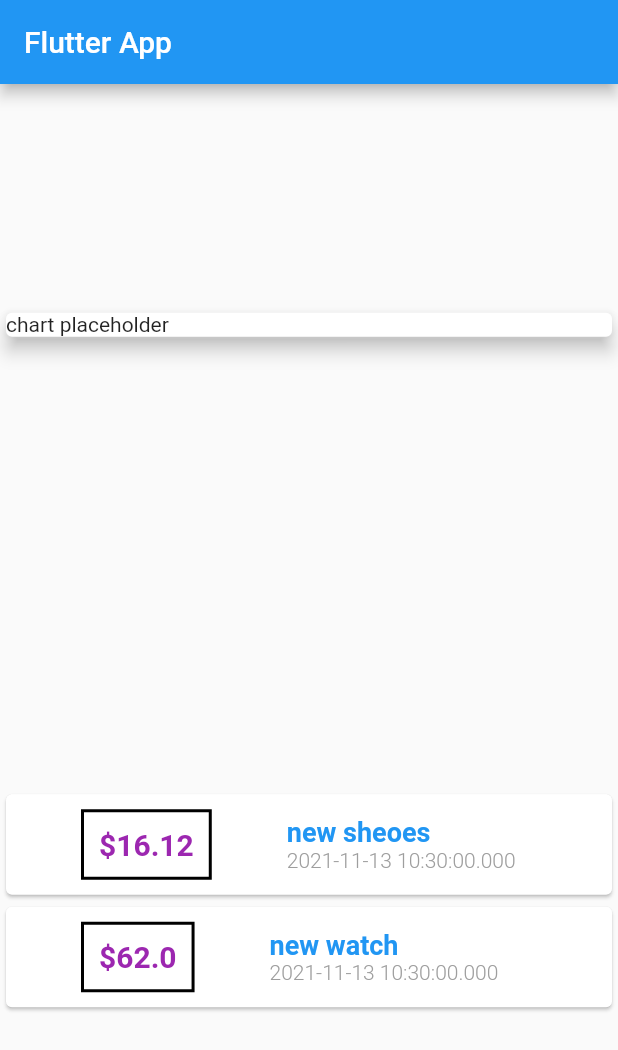
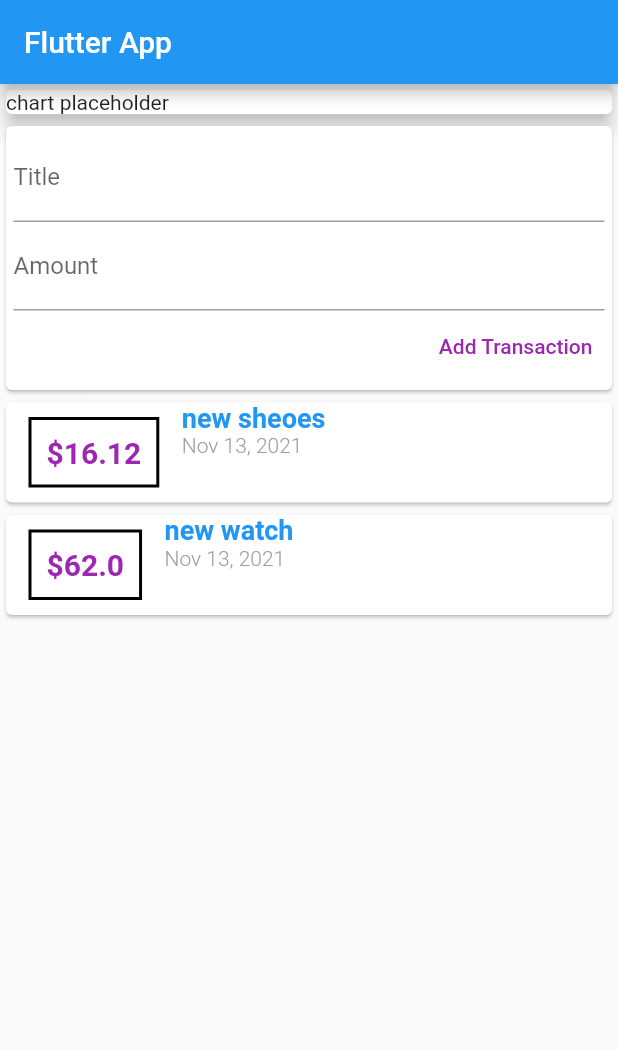
Before and after one commit to Nirol/flutter_budget_app, a Flutter app: the screen it shows after launch, on a phone screen of 412 x 824 dp. Shown: the top 1050 px of the screen. Run offline on Flutter 3.47's test engine with Material 2 defaults, Android fonts, the phone set to English and light mode, and no system bars.

Commit message:
splitting into widgets, creating state and new tx handler

```diff
--- a/lib/main.dart
+++ b/lib/main.dart
@@ -1,5 +1,6 @@
 import 'package:flutter/material.dart';
-import './transaction.dart';
+
+import 'widgets/user_transactions_wrapper.dart';
 
 void main() => runApp(MyApp());
 
@@ -14,11 +15,6 @@ class MyApp extends StatelessWidget {
 }
 
 class MyHomePage extends StatelessWidget {
-  final List<Transaction> transactions = [
-    Transaction(
-        id: 't1', title: 'new sheoes', amount: 16.12, date: DateTime.now()),
-    Transaction(id: 't2', title: 'new watch', amount: 62, date: DateTime.now()),
-  ];
   @override
   Widget build(BuildContext context) {
     return Scaffold(
@@ -26,7 +22,6 @@ class MyHomePage extends StatelessWidget {
           title: Text('Flutter App'),
         ),
         body: Column(
-          mainAxisAlignment: MainAxisAlignment.spaceAround,
           crossAxisAlignment: CrossAxisAlignment.stretch,
           children: <Widget>[
             Container(
@@ -36,50 +31,7 @@ class MyHomePage extends StatelessWidget {
                 elevation: 5,
               ),
             ),
-            Column(
-              children: transactions.map((tx) {
-                return Card(
-                  child: Row(children: <Widget>[
-                    Container(
-                      margin:
-                          EdgeInsets.symmetric(vertical: 10, horizontal: 50),
-                      decoration: BoxDecoration(
-                        border: Border.all(color: Colors.black, width: 2),
-                      ),
-                      padding: EdgeInsets.all(10),
-                      child: Text(
-                        '\$${tx.amount}',
-                        style: TextStyle(
-                          fontWeight: FontWeight.bold,
-                          fontSize: 20,
-                          color: Colors.purple,
-                        ),
-                      ),
-                    ),
-                    Column(
-                      crossAxisAlignment: CrossAxisAlignment.start,
-                      children: <Widget>[
-                        Text(
-                          tx.title,
-                          style: TextStyle(
-                            fontWeight: FontWeight.bold,
-                            fontSize: 18,
-                            color: Colors.blue,
-                          ),
-                        ),
-                        Text(
-                          tx.date.toString(),
-                          style: TextStyle(
-                            fontWeight: FontWeight.w300,
-                            color: Colors.grey,
-                          ),
-                        )
-                      ],
-                    ),
-                  ]),
-                );
-              }).toList(),
-            )
+            UserTransactions()
           ],
         ));
   }
--- a/lib/transaction.dart
+++ b/lib/models/transaction_model.dart
@@ -1,4 +1,4 @@
-import 'package:flutter/foundation.dart';
+import 'package:flutter/material.dart';
 
 class Transaction {
   String id;
--- /dev/null
+++ b/lib/widgets/transaction_form.dart
@@ -0,0 +1,40 @@
+import 'package:flutter/material.dart';
+
+class TransactionForm extends StatelessWidget {
+  final titleController = TextEditingController();
+  final amountController = TextEditingController();
+  final Function(String, double) newTxHandler;
+
+  TransactionForm(this.newTxHandler);
+  @override
+  Widget build(BuildContext context) {
+    return Card(
+      child: Container(
+        padding: EdgeInsets.all(5),
+        child: Column(
+          crossAxisAlignment: CrossAxisAlignment.end,
+          children: <Widget>[
+            TextField(
+              decoration: InputDecoration(labelText: 'Title'),
+              controller: titleController,
+            ),
+            TextField(
+              decoration: InputDecoration(labelText: 'Amount'),
+              controller: amountController,
+            ),
+            TextButton(
+              onPressed: () {
+                newTxHandler(
+                    titleController.text, double.parse(amountController.text));
+              },
+              child: Text('Add Transaction'),
+              style: TextButton.styleFrom(
+                primary: Colors.purple,
+              ),
+            ),
+          ],
+        ),
+      ),
+    );
+  }
+}
--- /dev/null
+++ b/lib/widgets/transactions_widget.dart
@@ -0,0 +1,57 @@
+import 'package:flutter/material.dart';
+import '../models/transaction_model.dart';
+import 'package:intl/intl.dart';
+
+class Transactions extends StatelessWidget {
+  final List<Transaction> transacations;
+
+  Transactions(this.transacations);
+  @override
+  Widget build(BuildContext context) {
+    return Column(
+      children: transacations.map((tx) {
+        return Card(
+          child: Row(
+              crossAxisAlignment: CrossAxisAlignment.start,
+              children: <Widget>[
+                Container(
+                  margin: EdgeInsets.symmetric(vertical: 10, horizontal: 15),
+                  decoration: BoxDecoration(
+                    border: Border.all(color: Colors.black, width: 2),
+                  ),
+                  padding: EdgeInsets.all(10),
+                  child: Text(
+                    '\$${tx.amount}',
+                    style: TextStyle(
+                      fontWeight: FontWeight.bold,
+                      fontSize: 20,
+                      color: Colors.purple,
+                    ),
+                  ),
+                ),
+                Column(
+                  crossAxisAlignment: CrossAxisAlignment.start,
+                  children: <Widget>[
+                    Text(
+                      tx.title,
+                      style: TextStyle(
+                        fontWeight: FontWeight.bold,
+                        fontSize: 18,
+                        color: Colors.blue,
+                      ),
+                    ),
+                    Text(
+                      DateFormat.yMMMd().format(tx.date),
+                      style: TextStyle(
+                        fontWeight: FontWeight.w300,
+                        color: Colors.grey,
+                      ),
+                    )
+                  ],
+                ),
+              ]),
+        );
+      }).toList(),
+    );
+  }
+}
--- /dev/null
+++ b/lib/widgets/user_transactions_wrapper.dart
@@ -0,0 +1,40 @@
+import 'package:flutter/material.dart';
+import './transaction_form.dart';
+import './transactions_widget.dart';
+import '../models/transaction_model.dart';
+
+class UserTransactions extends StatefulWidget {
+  @override
+  _UserTransactionsState createState() => _UserTransactionsState();
+}
+
+class _UserTransactionsState extends State<UserTransactions> {
+  final List<Transaction> _userTransactions = [
+    Transaction(
+        id: 't1', title: 'new sheoes', amount: 16.12, date: DateTime.now()),
+    Transaction(id: 't2', title: 'new watch', amount: 62, date: DateTime.now()),
+  ];
+
+  void _addNewTransaction(String title, double amount) {
+    final newTransaction = Transaction(
+        title: title,
+        amount: amount,
+        date: DateTime.now(),
+        id: DateTime.now().toString());
+
+    setState(() {
+      _userTransactions.add(newTransaction);
+    });
+  }
+
+  @override
+  Widget build(BuildContext context) {
+    return Column(
+      crossAxisAlignment: CrossAxisAlignment.stretch,
+      children: <Widget>[
+        TransactionForm(_addNewTransaction),
+        Transactions(_userTransactions),
+      ],
+    );
+  }
+}
--- a/pubspec.yaml
+++ b/pubspec.yaml
@@ -28,6 +28,7 @@ dependencies:
   # The following adds the Cupertino Icons font to your application.
   # Use with the CupertinoIcons class for iOS style icons.
   cupertino_icons: ^1.0.2
+  intl: ^0.17.0
 
 dev_dependencies:
   flutter_test:
```
Also changed, not shown: pubspec.lock.
